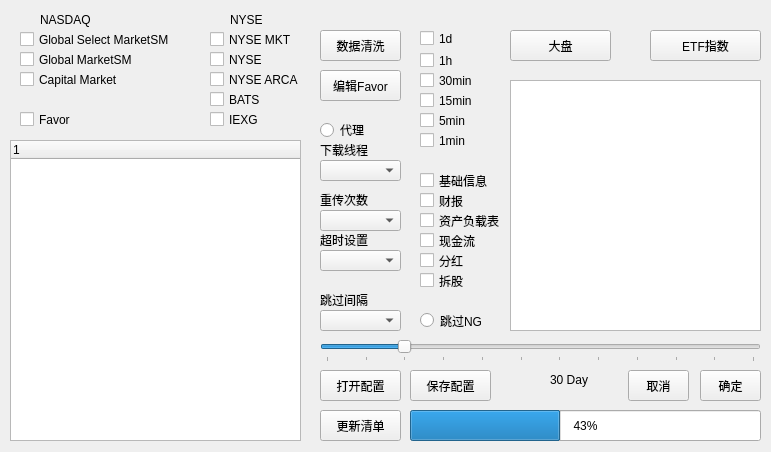
zhouyousong/ZfinanceUI, file UIDesign/DownloadConfig.ui: the form before one commit.
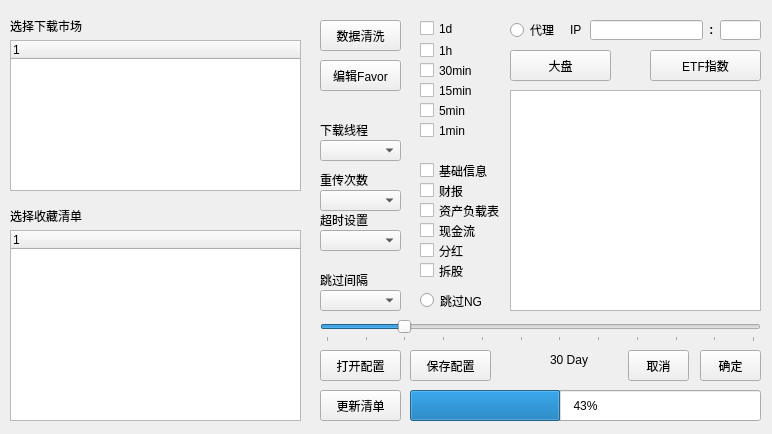
The form after the commit.

Diff of the .ui file:
```diff
--- a/UIDesign/DownloadConfig.ui
+++ b/UIDesign/DownloadConfig.ui
@@ -6,57 +6,18 @@
    <rect>
     <x>0</x>
     <y>0</y>
-    <width>771</width>
-    <height>452</height>
+    <width>772</width>
+    <height>434</height>
    </rect>
   </property>
   <property name="windowTitle">
    <string>Form</string>
   </property>
-  <widget class="QCheckBox" name="NASDAQCM">
-   <property name="geometry">
-    <rect>
-     <x>20</x>
-     <y>70</y>
-     <width>161</width>
-     <height>19</height>
-    </rect>
-   </property>
-   <property name="text">
-    <string>Capital Market</string>
-   </property>
-  </widget>
-  <widget class="QCheckBox" name="NASDAQGM">
-   <property name="geometry">
-    <rect>
-     <x>20</x>
-     <y>50</y>
-     <width>161</width>
-     <height>19</height>
-    </rect>
-   </property>
-   <property name="text">
-    <string>Global MarketSM</string>
-   </property>
-  </widget>
-  <widget class="QCheckBox" name="NASDAQGSM">
-   <property name="geometry">
-    <rect>
-     <x>20</x>
-     <y>30</y>
-     <width>181</width>
-     <height>19</height>
-    </rect>
-   </property>
-   <property name="text">
-    <string>Global Select MarketSM</string>
-   </property>
-  </widget>
   <widget class="QCheckBox" name="Intervial_1Day">
    <property name="geometry">
     <rect>
      <x>420</x>
-     <y>28</y>
+     <y>18</y>
      <width>71</width>
      <height>21</height>
     </rect>
@@ -69,7 +30,7 @@
    <property name="geometry">
     <rect>
      <x>420</x>
-     <y>50</y>
+     <y>40</y>
      <width>71</width>
      <height>21</height>
     </rect>
@@ -82,7 +43,7 @@
    <property name="geometry">
     <rect>
      <x>420</x>
-     <y>70</y>
+     <y>60</y>
      <width>71</width>
      <height>21</height>
     </rect>
@@ -95,7 +56,7 @@
    <property name="geometry">
     <rect>
      <x>628</x>
-     <y>370</y>
+     <y>350</y>
      <width>61</width>
      <height>31</height>
     </rect>
@@ -108,7 +69,7 @@
    <property name="geometry">
     <rect>
      <x>700</x>
-     <y>370</y>
+     <y>350</y>
      <width>61</width>
      <height>31</height>
     </rect>
@@ -124,7 +85,7 @@
    <property name="geometry">
     <rect>
      <x>320</x>
-     <y>340</y>
+     <y>320</y>
      <width>441</width>
      <height>22</height>
     </rect>
@@ -155,7 +116,7 @@
    <property name="geometry">
     <rect>
      <x>420</x>
-     <y>90</y>
+     <y>80</y>
      <width>71</width>
      <height>21</height>
     </rect>
@@ -168,7 +129,7 @@
    <property name="geometry">
     <rect>
      <x>420</x>
-     <y>110</y>
+     <y>100</y>
      <width>71</width>
      <height>21</height>
     </rect>
@@ -181,7 +142,7 @@
    <property name="geometry">
     <rect>
      <x>420</x>
-     <y>130</y>
+     <y>120</y>
      <width>81</width>
      <height>21</height>
     </rect>
@@ -194,7 +155,7 @@
    <property name="geometry">
     <rect>
      <x>510</x>
-     <y>30</y>
+     <y>50</y>
      <width>101</width>
      <height>31</height>
     </rect>
@@ -207,7 +168,7 @@
    <property name="geometry">
     <rect>
      <x>320</x>
-     <y>370</y>
+     <y>350</y>
      <width>81</width>
      <height>31</height>
     </rect>
@@ -220,7 +181,7 @@
    <property name="geometry">
     <rect>
      <x>410</x>
-     <y>370</y>
+     <y>350</y>
      <width>81</width>
      <height>31</height>
     </rect>
@@ -233,7 +194,7 @@
    <property name="geometry">
     <rect>
      <x>550</x>
-     <y>370</y>
+     <y>350</y>
      <width>61</width>
      <height>20</height>
     </rect>
@@ -246,9 +207,9 @@
    <property name="geometry">
     <rect>
      <x>510</x>
-     <y>80</y>
+     <y>90</y>
      <width>251</width>
-     <height>251</height>
+     <height>221</height>
     </rect>
    </property>
   </widget>
@@ -256,7 +217,7 @@
    <property name="geometry">
     <rect>
      <x>650</x>
-     <y>30</y>
+     <y>50</y>
      <width>111</width>
      <height>31</height>
     </rect>
@@ -268,9 +229,9 @@
   <widget class="QRadioButton" name="VPNEnable">
    <property name="geometry">
     <rect>
-     <x>320</x>
-     <y>120</y>
-     <width>81</width>
+     <x>510</x>
+     <y>20</y>
+     <width>51</width>
      <height>20</height>
     </rect>
    </property>
@@ -281,24 +242,11 @@
     <bool>false</bool>
    </property>
   </widget>
-  <widget class="QCheckBox" name="List_Favor">
-   <property name="geometry">
-    <rect>
-     <x>20</x>
-     <y>110</y>
-     <width>115</width>
-     <height>19</height>
-    </rect>
-   </property>
-   <property name="text">
-    <string>Favor</string>
-   </property>
-  </widget>
   <widget class="QComboBox" name="MulitThreadDL">
    <property name="geometry">
     <rect>
      <x>320</x>
-     <y>160</y>
+     <y>140</y>
      <width>81</width>
      <height>21</height>
     </rect>
@@ -311,7 +259,7 @@
    <property name="geometry">
     <rect>
      <x>320</x>
-     <y>140</y>
+     <y>120</y>
      <width>81</width>
      <height>20</height>
     </rect>
@@ -324,7 +272,7 @@
    <property name="geometry">
     <rect>
      <x>420</x>
-     <y>170</y>
+     <y>160</y>
      <width>81</width>
      <height>21</height>
     </rect>
@@ -337,7 +285,7 @@
    <property name="geometry">
     <rect>
      <x>320</x>
-     <y>210</y>
+     <y>190</y>
      <width>81</width>
      <height>21</height>
     </rect>
@@ -347,7 +295,7 @@
    <property name="geometry">
     <rect>
      <x>320</x>
-     <y>190</y>
+     <y>170</y>
      <width>81</width>
      <height>20</height>
     </rect>
@@ -360,7 +308,7 @@
    <property name="geometry">
     <rect>
      <x>320</x>
-     <y>250</y>
+     <y>230</y>
      <width>81</width>
      <height>21</height>
     </rect>
@@ -370,7 +318,7 @@
    <property name="geometry">
     <rect>
      <x>320</x>
-     <y>230</y>
+     <y>210</y>
      <width>81</width>
      <height>20</height>
     </rect>
@@ -383,7 +331,7 @@
    <property name="geometry">
     <rect>
      <x>420</x>
-     <y>190</y>
+     <y>180</y>
      <width>81</width>
      <height>21</height>
     </rect>
@@ -396,7 +344,7 @@
    <property name="geometry">
     <rect>
      <x>420</x>
-     <y>210</y>
+     <y>200</y>
      <width>81</width>
      <height>21</height>
     </rect>
@@ -409,7 +357,7 @@
    <property name="geometry">
     <rect>
      <x>420</x>
-     <y>230</y>
+     <y>220</y>
      <width>81</width>
      <height>21</height>
     </rect>
@@ -422,7 +370,7 @@
    <property name="geometry">
     <rect>
      <x>410</x>
-     <y>410</y>
+     <y>390</y>
      <width>351</width>
      <height>31</height>
     </rect>
@@ -435,7 +383,7 @@
    <property name="geometry">
     <rect>
      <x>320</x>
-     <y>410</y>
+     <y>390</y>
      <width>81</width>
      <height>31</height>
     </rect>
@@ -444,102 +392,11 @@
     <string>更新清单</string>
    </property>
   </widget>
-  <widget class="QCheckBox" name="NYSEMKT">
-   <property name="geometry">
-    <rect>
-     <x>210</x>
-     <y>30</y>
-     <width>115</width>
-     <height>19</height>
-    </rect>
-   </property>
-   <property name="text">
-    <string>NYSE MKT</string>
-   </property>
-  </widget>
-  <widget class="QCheckBox" name="NYSE">
-   <property name="geometry">
-    <rect>
-     <x>210</x>
-     <y>50</y>
-     <width>115</width>
-     <height>19</height>
-    </rect>
-   </property>
-   <property name="text">
-    <string>NYSE</string>
-   </property>
-  </widget>
-  <widget class="QCheckBox" name="NYSEARCA">
-   <property name="geometry">
-    <rect>
-     <x>210</x>
-     <y>70</y>
-     <width>115</width>
-     <height>19</height>
-    </rect>
-   </property>
-   <property name="text">
-    <string>NYSE ARCA</string>
-   </property>
-  </widget>
-  <widget class="QCheckBox" name="IEXG">
-   <property name="geometry">
-    <rect>
-     <x>210</x>
-     <y>110</y>
-     <width>115</width>
-     <height>19</height>
-    </rect>
-   </property>
-   <property name="text">
-    <string>IEXG</string>
-   </property>
-  </widget>
-  <widget class="QCheckBox" name="BATS">
-   <property name="geometry">
-    <rect>
-     <x>210</x>
-     <y>90</y>
-     <width>115</width>
-     <height>19</height>
-    </rect>
-   </property>
-   <property name="text">
-    <string>BATS</string>
-   </property>
-  </widget>
-  <widget class="QLabel" name="ShowPeriod_5">
-   <property name="geometry">
-    <rect>
-     <x>40</x>
-     <y>10</y>
-     <width>111</width>
-     <height>20</height>
-    </rect>
-   </property>
-   <property name="text">
-    <string>NASDAQ</string>
-   </property>
-  </widget>
-  <widget class="QLabel" name="ShowPeriod_6">
-   <property name="geometry">
-    <rect>
-     <x>230</x>
-     <y>10</y>
-     <width>111</width>
-     <height>20</height>
-    </rect>
-   </property>
-   <property name="text">
-    <string>NYSE</string>
-   </property>
-  </widget>
   <widget class="QPushButton" name="EditFavorList">
    <property name="geometry">
     <rect>
      <x>320</x>
-     <y>70</y>
+     <y>60</y>
      <width>81</width>
      <height>31</height>
     </rect>
@@ -552,9 +409,9 @@
    <property name="geometry">
     <rect>
      <x>10</x>
-     <y>140</y>
+     <y>230</y>
      <width>291</width>
-     <height>301</height>
+     <height>191</height>
     </rect>
    </property>
    <column>
@@ -567,7 +424,7 @@
    <property name="geometry">
     <rect>
      <x>420</x>
-     <y>250</y>
+     <y>240</y>
      <width>81</width>
      <height>21</height>
     </rect>
@@ -580,7 +437,7 @@
    <property name="geometry">
     <rect>
      <x>420</x>
-     <y>270</y>
+     <y>260</y>
      <width>81</width>
      <height>21</height>
     </rect>
@@ -593,7 +450,7 @@
    <property name="geometry">
     <rect>
      <x>320</x>
-     <y>30</y>
+     <y>20</y>
      <width>81</width>
      <height>31</height>
     </rect>
@@ -606,7 +463,7 @@
    <property name="geometry">
     <rect>
      <x>320</x>
-     <y>310</y>
+     <y>290</y>
      <width>81</width>
      <height>21</height>
     </rect>
@@ -619,7 +476,7 @@
    <property name="geometry">
     <rect>
      <x>320</x>
-     <y>290</y>
+     <y>270</y>
      <width>91</width>
      <height>20</height>
     </rect>
@@ -632,7 +489,7 @@
    <property name="geometry">
     <rect>
      <x>420</x>
-     <y>310</y>
+     <y>290</y>
      <width>61</width>
      <height>21</height>
     </rect>
@@ -644,6 +501,100 @@
     <bool>false</bool>
    </property>
   </widget>
+  <widget class="QTreeWidget" name="MarketSelector">
+   <property name="geometry">
+    <rect>
+     <x>10</x>
+     <y>40</y>
+     <width>291</width>
+     <height>151</height>
+    </rect>
+   </property>
+   <column>
+    <property name="text">
+     <string notr="true">1</string>
+    </property>
+   </column>
+  </widget>
+  <widget class="QLabel" name="ShowPeriod_8">
+   <property name="geometry">
+    <rect>
+     <x>10</x>
+     <y>10</y>
+     <width>111</width>
+     <height>31</height>
+    </rect>
+   </property>
+   <property name="text">
+    <string>选择下载市场</string>
+   </property>
+  </widget>
+  <widget class="QLabel" name="ShowPeriod_9">
+   <property name="geometry">
+    <rect>
+     <x>10</x>
+     <y>200</y>
+     <width>111</width>
+     <height>31</height>
+    </rect>
+   </property>
+   <property name="text">
+    <string>选择收藏清单</string>
+   </property>
+  </widget>
+  <widget class="QLineEdit" name="ProxyIP">
+   <property name="geometry">
+    <rect>
+     <x>590</x>
+     <y>20</y>
+     <width>113</width>
+     <height>20</height>
+    </rect>
+   </property>
+  </widget>
+  <widget class="QLineEdit" name="ProxyPort">
+   <property name="geometry">
+    <rect>
+     <x>720</x>
+     <y>20</y>
+     <width>41</width>
+     <height>20</height>
+    </rect>
+   </property>
+  </widget>
+  <widget class="QLabel" name="ShowPeriod_10">
+   <property name="geometry">
+    <rect>
+     <x>706</x>
+     <y>20</y>
+     <width>16</width>
+     <height>20</height>
+    </rect>
+   </property>
+   <property name="font">
+    <font>
+     <family>Arial</family>
+     <weight>75</weight>
+     <bold>true</bold>
+    </font>
+   </property>
+   <property name="text">
+    <string> :</string>
+   </property>
+  </widget>
+  <widget class="QLabel" name="ShowPeriod_11">
+   <property name="geometry">
+    <rect>
+     <x>570</x>
+     <y>20</y>
+     <width>21</width>
+     <height>20</height>
+    </rect>
+   </property>
+   <property name="text">
+    <string>IP</string>
+   </property>
+  </widget>
  </widget>
  <resources/>
  <connections/>
```
Left out of the diff: 2 changed lines with no effect on the pictures.
